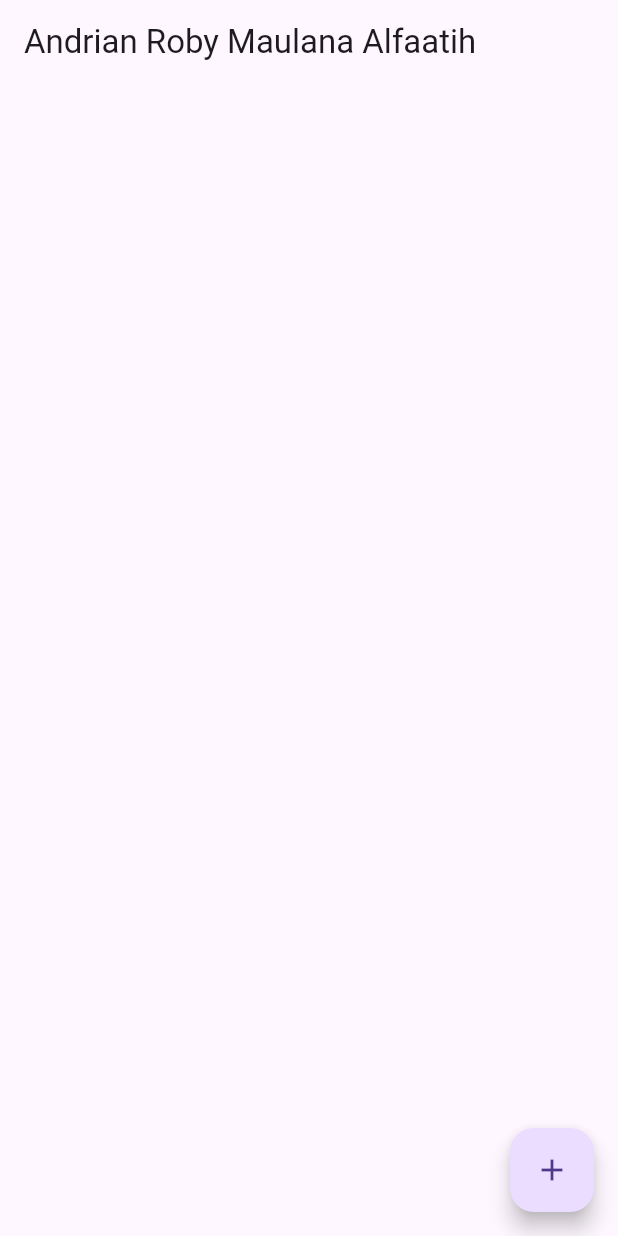
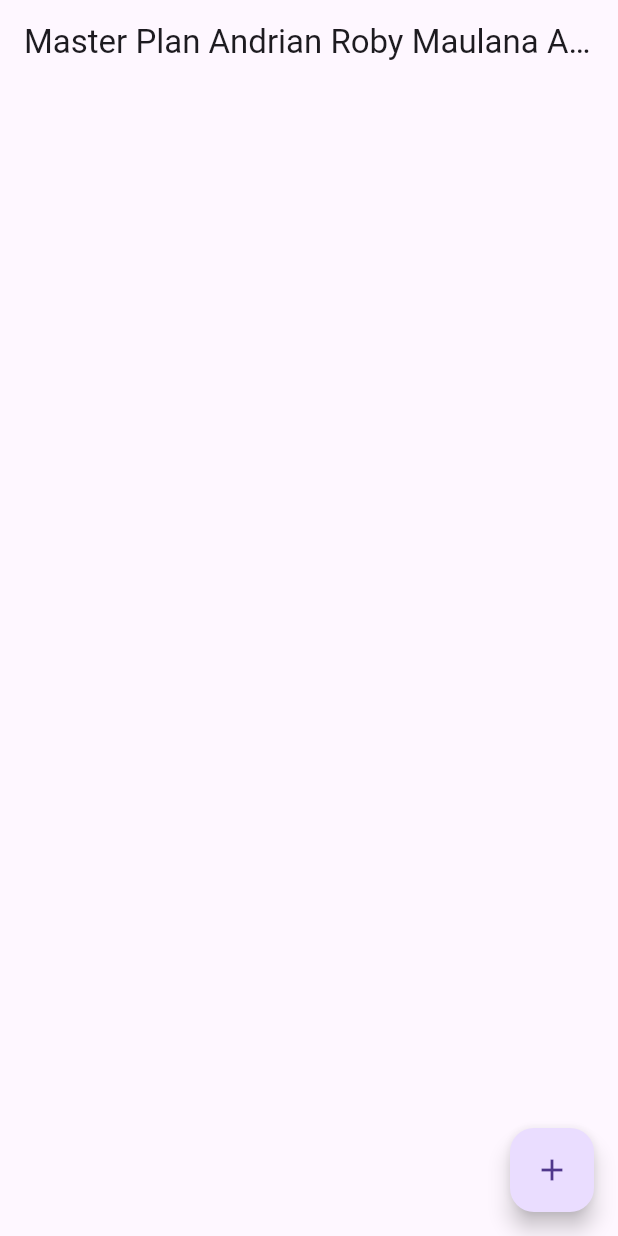
Before and after one commit to Al-faatih/master_plant, a Flutter app: the screen it shows after launch, on a phone screen of 412 x 824 dp. Run offline on Flutter 3.47's test engine with Material 3 defaults, Android fonts, the light colour scheme and no system bars.

Commit message:
plan_screen

```diff
--- a/lib/models/plan.dart
+++ b/lib/models/plan.dart
@@ -1,5 +1,3 @@
-import 'package:master_plant/views/task.dart';
-
 import './task.dart';
 
 class Plan {
--- a/lib/models/task.dart
+++ b/lib/models/task.dart
@@ -1 +1,9 @@
-// TODO Implement this library.
+class Task {
+  final String description;
+  final bool complate;
+
+  const Task({
+    this.complate = false,
+    this.description = '',
+  });
+}
--- a/lib/main.dart
+++ b/lib/views/main.dart
@@ -1,5 +1,5 @@
 import 'package:flutter/material.dart';
-import './views/plan_screen.dart';
+import 'plan_screen.dart';
 
 void main() => runApp(MasterPlanApp());
 
@@ -9,7 +9,7 @@ class MasterPlanApp extends StatelessWidget {
   @override
   Widget build(BuildContext context) {
  return MaterialApp(
-     theme: ThemeData(primarySwatch: Colors.purple),
+     theme: ThemeData(primarySwatch: Colors.green),
      home: PlanScreen(),
     );
   }
--- a/lib/views/plan_screen.dart
+++ b/lib/views/plan_screen.dart
@@ -23,6 +23,22 @@ class PlanScreen extends StatefulWidget {
 
 class _PlanScreenState extends State<PlanScreen> {
   Plan plan = Plan();
+  late ScrollController scrollController;
+
+  @override
+  void initState() {
+    super.initState();
+    scrollController = ScrollController()
+      ..addListener(() {
+        FocusScope.of(context).requestFocus(FocusNode());
+      });
+  }
+
+  @override
+  void dispose() {
+    scrollController.dispose();
+    super.dispose();
+  }
 
   Widget _buildAddTaskButton() {
     return FloatingActionButton(
@@ -40,6 +56,10 @@ class _PlanScreenState extends State<PlanScreen> {
 
   Widget _buildList() {
     return ListView.builder(
+      controller: scrollController,
+      keyboardDismissBehavior: Theme.of(context).platform == TargetPlatform.iOS
+          ? ScrollViewKeyboardDismissBehavior.onDrag
+          : ScrollViewKeyboardDismissBehavior.manual,
       itemCount: plan.tasks.length,
       itemBuilder: (context, index) =>
         _buildTaskTile(plan.tasks[index], index),
@@ -84,7 +104,7 @@ class _PlanScreenState extends State<PlanScreen> {
   @override
   Widget build(BuildContext context) {
     return Scaffold(
-      appBar: AppBar(title: const Text('Andrian Roby Maulana Alfaatih')),
+      appBar: AppBar(title: const Text('Master Plan Andrian Roby Maulana Alfaatih')),
       body: _buildList(),
       floatingActionButton: _buildAddTaskButton(),
     );
--- a/lib/views/task.dart
+++ /dev/null
@@ -1,9 +0,0 @@
-class Task {
-  final String description;
-  final bool complate;
-
-  const Task({
-    this.complate = false,
-    this.description = '',
-  });
-}
```
Also changed, not shown: hasil langkah9.png (added).
